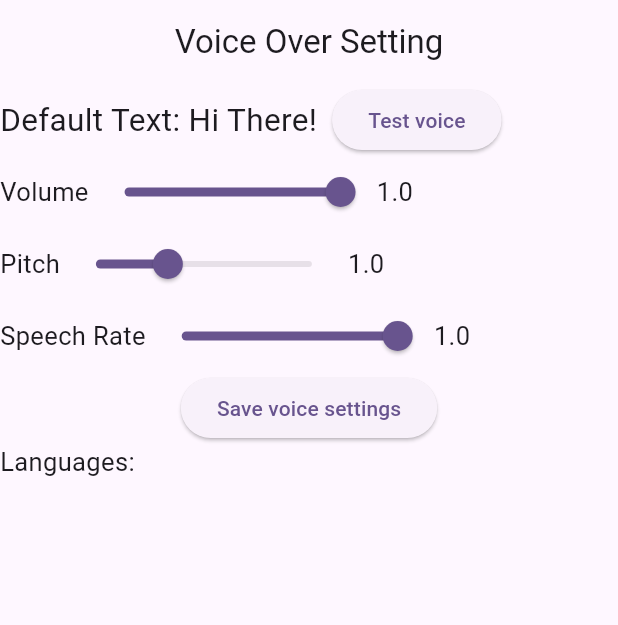
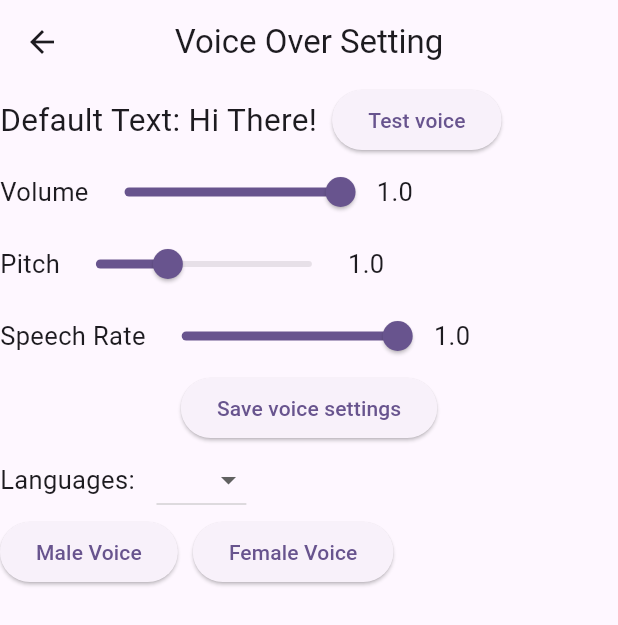
Before and after one commit to farheenfab/ReMind_app, a Flutter app: the VoiceSettings screen opened directly, after a tap on "Save voice settings", on a phone screen of 412 x 824 dp. Shown: the top 625 px of the screen. Run offline on Flutter 3.47's test engine with Material 3 defaults, Android fonts, the phone set to English and light mode, and no system bars; our stand-ins replace avatar_glow, cloud_firestore, firebase_core, flutter_tts, google_generative_ai, speech_to_text; accounts and stored records are empty; network calls fail.

```diff
--- a/lib/voice_settings.dart
+++ b/lib/voice_settings.dart
@@ -1,5 +1,6 @@
 import 'package:flutter/material.dart';
 import 'package:flutter_tts/flutter_tts.dart';
+import 'dart:developer';
 
 class VoiceSettings extends StatefulWidget{
   @override
@@ -14,12 +15,13 @@ class VoiceSettingsState extends State<VoiceSettings>{
   double speechRate = 1;
   // Map<String,String> languages = {"English": "en-US"};
   List<String>? languages;
-  String langCode = "en-US";
+  Map<String, String> langCode = {"name": "en-us-x-sfg#male_1-local", "locale": "en-US"};
   String defaultText = "Hi There";
 
   FlutterTts text_to_speech = FlutterTts();
   List<Map> _voices = [];
   Map? _currentVoice;
+  bool isMale = true;
 
     @override
   void initState(){
@@ -32,9 +34,10 @@ class VoiceSettingsState extends State<VoiceSettings>{
     text_to_speech.getVoices.then((data){
       try{
         _voices = List<Map>.from(data);
-
+        log("${_voices}");
         setState(() {
-           _voices = _voices.where((_voice) => _voice["name"].contains("en")).toList();
+          _updateVoiceList();
+          //  _voices = _voices.where((_voice) => _voice["name"].contains("en")).toList();
            _currentVoice = _voices[0];
            setVoice(_currentVoice!);
         });
@@ -43,6 +46,12 @@ class VoiceSettingsState extends State<VoiceSettings>{
         print(e);
       }
     });
+  }
+
+  void _updateVoiceList() {
+    _voices = _voices.where((voice) {
+      return voice['locale'] == langCode && voice['gender'] == (isMale ? 'male' : 'female');
+    }).toList();
   }
 
   void setVoice(Map voice){
@@ -105,33 +114,83 @@ class VoiceSettingsState extends State<VoiceSettings>{
               ],
             ),
 
-            ElevatedButton(onPressed: (){}, child: const Text("Save voice settings")),
-            //on pressed, add the settings to Firebase
+            ElevatedButton(onPressed: (){
+                text_to_speech.getVoices.then((data){
+              _voices = List<Map>.from(data);
+              print(_voices);});
+            }, child: const Text("Save voice settings")),
 
-            const Row(
+            Row(
+            children: [
+              const Text(
+                "Languages: ",
+                style: TextStyle(fontSize: 17),
+              ),
+              const SizedBox(width: 10),
+              DropdownButton(
+                value: langCode,
+                items: const [
+                  DropdownMenuItem(value: {"name": "es-us-x-sfb-local", "locale": "es-US"}, child: Text("US")),
+                  DropdownMenuItem(value: {"name": "cy-gb-x-cyf-network", "locale": "cy-GB"}, child: Text("UK")),
+                  DropdownMenuItem(value: {"name": "en-in-x-end-network", "locale": "en-IN"}, child: Text("India")),
+                ],
+                onChanged: (value) {
+                  setState(() {
+                    langCode = value!;
+                    _updateVoiceList();
+                    if (_voices.isNotEmpty) {
+                      _currentVoice = _voices[0];
+                      setVoice(_currentVoice!);
+                    }
+                  });
+                },
+              ),
+            ],
+          ),
+
+          Row(
               children: [
-                Text("Languages: ", style: TextStyle(fontSize: 17),),
-                SizedBox(width: 10,),
-                // DropdownButton(
-                //   value: _currentVoice,
-                //   items: _voices.map((_voice) => DropdownMenuItem(
-                //     value: _voice,
-                //     child: Text(_voice["name"]))).toList(),
-                //   onChanged: (value){})
+                ElevatedButton(
+                  onPressed: () {
+                    setState(() {
+                      isMale = true;
+                      _updateVoiceList();
+                      if (_voices.isNotEmpty) {
+                        _currentVoice = _voices[0];
+                        setVoice(_currentVoice!);
+                      }
+                    });
+                  },
+                  child: const Text("Male Voice"),
+                ),
+                const SizedBox(width: 10),
+                ElevatedButton(
+                  onPressed: () {
+                    setState(() {
+                      isMale = false;
+                      _updateVoiceList();
+                      if (_voices.isNotEmpty) {
+                        _currentVoice = _voices[0];
+                        setVoice(_currentVoice!);
+                      }
+                    });
+                  },
+                  child: const Text("Female Voice"),
+                ),
               ],
-            )
+            ),
           ],
         )
       )
     );
   }
 
-    @override
+  @override
   void initSetting() async {
     await text_to_speech.setVolume(volume);
     await text_to_speech.setPitch(pitch);
     await text_to_speech.setSpeechRate(speechRate);
-
+    await text_to_speech.setVoice(langCode);
   }
 
   void _speak() async{
```
Also changed, not shown: lib/main.dart (+19 -5 lines).
